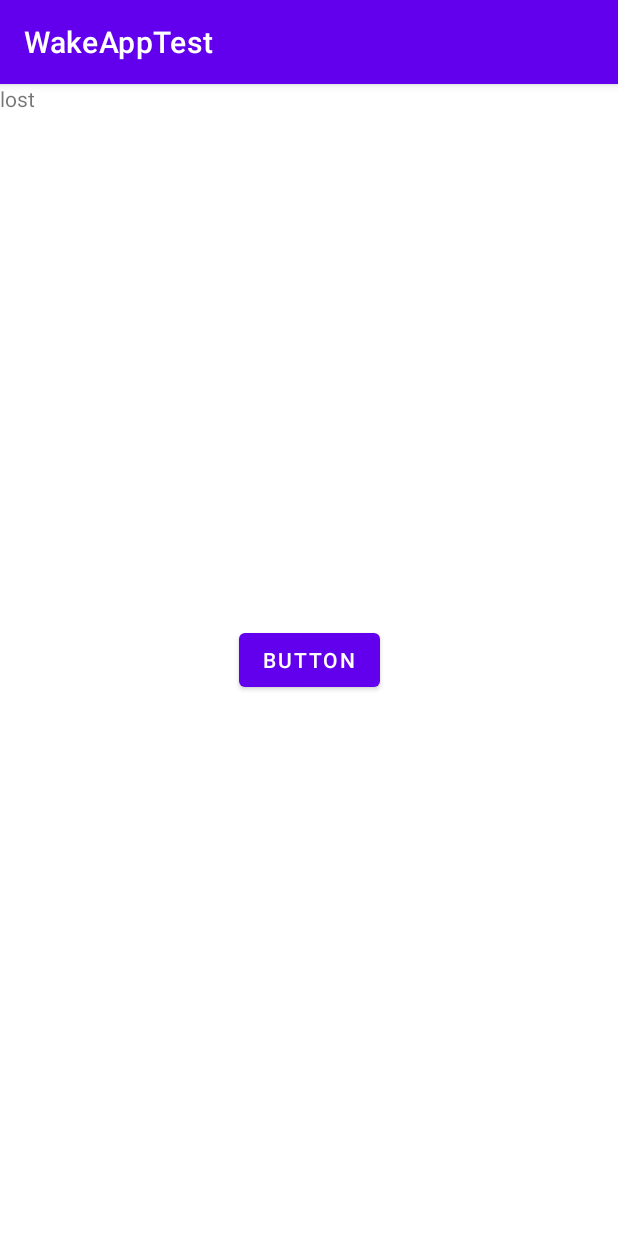
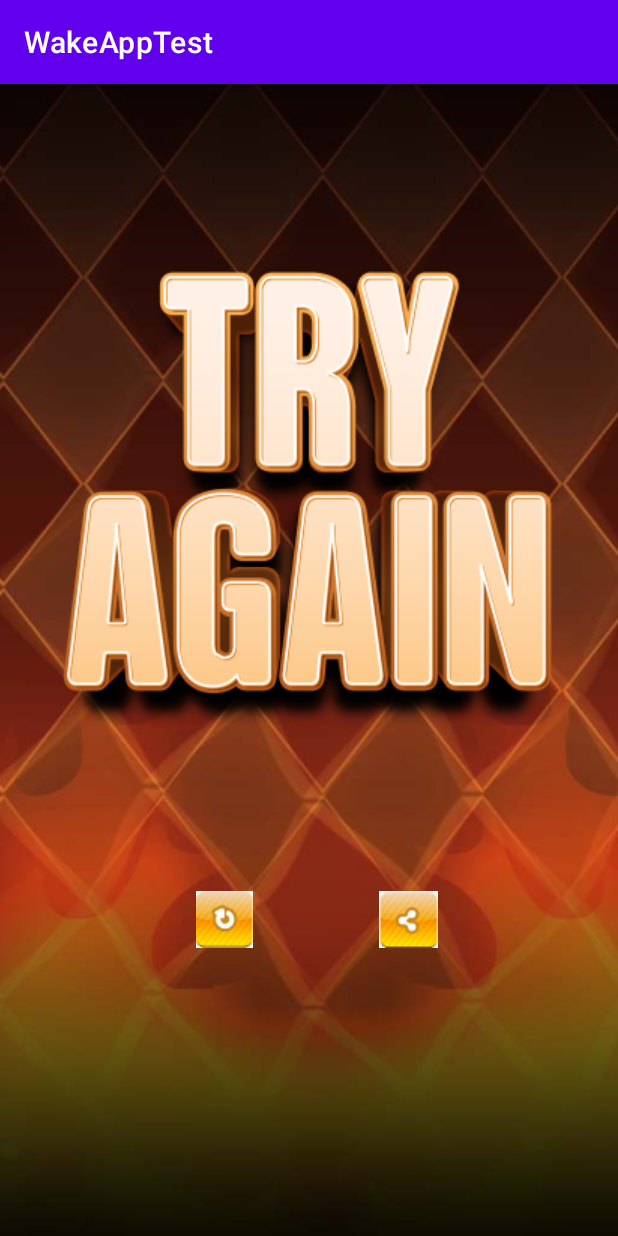
Before and after one commit to Useftro/WakeAppTest, an Android app: the LostFragment screen opened through its navigation route, on a phone screen of 412 x 824 dp. Run offline under Robolectric (Android 15) with nearby library versions, the phone set to English and light mode, and no system bars.

Commit message:
Added design for win and lose fragments. Added sharing on click of button.

```diff
--- a/app/src/main/java/com/uniolco/wakeapptest/ui/lost/LostFragment.kt
+++ b/app/src/main/java/com/uniolco/wakeapptest/ui/lost/LostFragment.kt
@@ -4,15 +4,14 @@ import android.os.Bundle
 import android.view.LayoutInflater
 import android.view.View
 import android.view.ViewGroup
-import android.widget.Button
+import android.widget.ImageButton
 import androidx.activity.OnBackPressedCallback
 import androidx.fragment.app.Fragment
-import androidx.fragment.app.FragmentManager
 import androidx.lifecycle.ViewModelProvider
 import androidx.navigation.NavOptions
-import androidx.navigation.Navigation
 import androidx.navigation.fragment.findNavController
 import com.uniolco.wakeapptest.R
+import com.uniolco.wakeapptest.shareResult
 
 class LostFragment : Fragment() {
 
@@ -27,9 +26,13 @@ class LostFragment : Fragment() {
         savedInstanceState: Bundle?
     ): View? {
         val view = inflater.inflate(R.layout.lost_fragment, container, false)
-        val button = view.findViewById<Button>(R.id.button)
-        button.setOnClickListener {
+        val retryButton = view.findViewById<ImageButton>(R.id.retryButtonLost)
+        val shareButton = view.findViewById<ImageButton>(R.id.shareButtonLost)
+        retryButton.setOnClickListener {
             restart()
+        }
+        shareButton.setOnClickListener {
+            shareResult("lost", view)
         }
         return view
     }
@@ -49,8 +52,6 @@ class LostFragment : Fragment() {
     }
 
     private fun restart() {
-//        findNavController().navigate(R.id.menuFragment)
-
         val navOptions = NavOptions.Builder().setPopUpTo(R.id.menuFragment, false).build()
         findNavController().navigate(R.id.menuFragment, null, navOptions)
     }
--- a/app/src/main/res/layout/lost_fragment.xml
+++ b/app/src/main/res/layout/lost_fragment.xml
@@ -6,20 +6,53 @@
     android:layout_height="match_parent"
     tools:context=".ui.lost.LostFragment">
 
-    <TextView
-        android:id="@+id/textView"
-        android:layout_width="match_parent"
-        android:layout_height="match_parent"
-        android:text="lost" />
-
-    <Button
-        android:id="@+id/button"
+    <ImageView
+        android:id="@+id/backgroundLostFragment"
         android:layout_width="wrap_content"
         android:layout_height="wrap_content"
-        android:text="Button"
+        android:scaleType="fitXY"
+        android:src="@drawable/background"
         app:layout_constraintBottom_toBottomOf="parent"
         app:layout_constraintEnd_toEndOf="parent"
+        app:layout_constraintHorizontal_bias="0.0"
         app:layout_constraintStart_toStartOf="parent"
-        app:layout_constraintTop_toTopOf="parent" />
+        app:layout_constraintTop_toTopOf="parent"
+        app:layout_constraintVertical_bias="0.0" />
+
+    <ImageButton
+        android:id="@+id/retryButtonLost"
+        android:layout_width="wrap_content"
+        android:layout_height="wrap_content"
+        android:layout_marginBottom="192dp"
+        android:background="#FFFFFF"
+        android:cropToPadding="false"
+        android:src="@drawable/group_29"
+        app:layout_constraintBottom_toBottomOf="parent"
+        app:layout_constraintEnd_toStartOf="@+id/shareButtonLost"
+        app:layout_constraintHorizontal_bias="0.609"
+        app:layout_constraintStart_toStartOf="parent" />
+
+    <ImageButton
+        android:id="@+id/shareButtonLost"
+        android:layout_width="wrap_content"
+        android:layout_height="wrap_content"
+        android:layout_marginEnd="120dp"
+        android:layout_marginRight="120dp"
+        android:layout_marginBottom="192dp"
+        android:background="#FFFFFF"
+        android:cropToPadding="false"
+        android:src="@drawable/group_34"
+        app:layout_constraintBottom_toBottomOf="parent"
+        app:layout_constraintEnd_toEndOf="parent" />
+
+    <ImageView
+        android:id="@+id/tryAgainTextViewLost"
+        android:layout_width="wrap_content"
+        android:layout_height="wrap_content"
+        android:src="@drawable/v_085_2"
+        app:layout_constraintBottom_toTopOf="@+id/retryButtonLost"
+        app:layout_constraintEnd_toEndOf="parent"
+        app:layout_constraintStart_toStartOf="parent"
+        app:layout_constraintTop_toTopOf="@+id/backgroundLostFragment" />
 
 </androidx.constraintlayout.widget.ConstraintLayout>
```
Also changed, not shown: app/src/main/java/com/uniolco/wakeapptest/funs.kt (added, +15 -0 lines), app/src/main/java/com/uniolco/wakeapptest/ui/won/WonFragment.kt (+19 -5 lines), app/src/main/res/layout/won_fragment.xml (+51 -6 lines), app/src/main/res/drawable/group_29.png (added), app/src/main/res/drawable/group_34.png (added), app/src/main/res/drawable/v_085_1.png (added), app/src/main/res/drawable/v_085_2.png (added).
